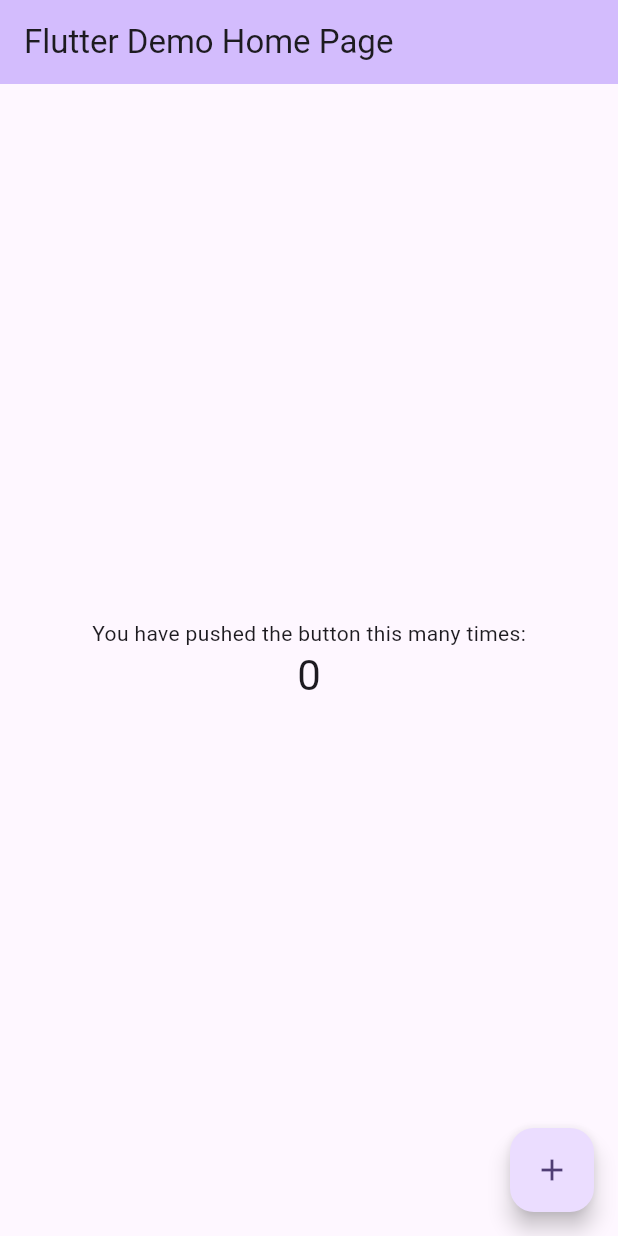
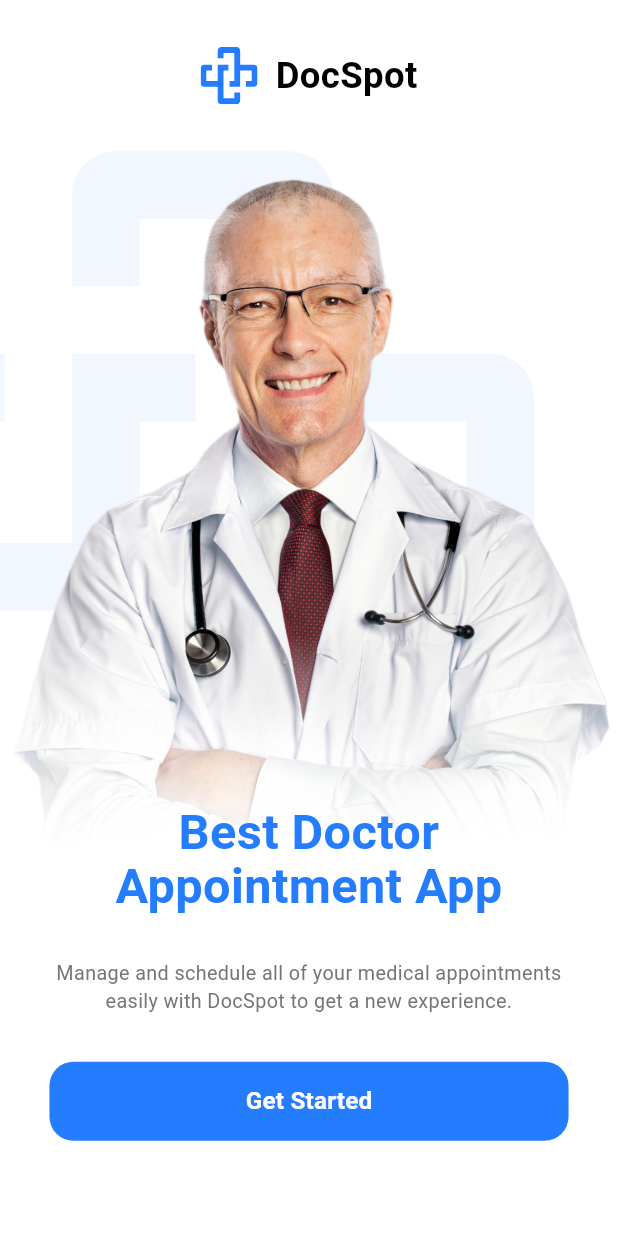
Before and after one commit to axah710/docspot, a Flutter app: the screen it shows after launch, on a phone screen of 412 x 824 dp. Run offline on Flutter 3.47's test engine with Material 3 defaults, Android fonts, the light colour scheme and no system bars; our stand-ins replace flutter_screenutil, flutter_svg.

Commit message:
onBoarding Screen UI done

```diff
--- /dev/null
+++ b/lib/core/helpers/extinsions.dart
@@ -0,0 +1,41 @@
+import 'package:flutter/material.dart';
+
+extension Navigation on BuildContext {
+  // Navigation Extension on BuildContext: This extension adds several
+  //convenience methods to the BuildContext class for easier navigation
+  //within a Flutter app.
+  Future<dynamic> pushNamed(String routeName, {Object? arguments}) {
+    return Navigator.of(this).pushNamed(routeName, arguments: arguments);
+  }
+
+// pushNamed(String routeName, {Object? arguments}): This method allows you to
+//navigate to a new route by its name, optionally passing arguments.
+  Future<dynamic> pushReplacementNamed(String routeName, {Object? arguments}) {
+    return Navigator.of(this)
+        .pushReplacementNamed(routeName, arguments: arguments);
+  }
+
+// pushReplacementNamed(String routeName, {Object? arguments}): This method
+//replaces the current route with a new route by its name, optionally
+// passing arguments.
+  Future<dynamic> pushNamedAndRemoveUntil(String routeName,
+      {Object? arguments, required RoutePredicate predicate}) {
+    return Navigator.of(this)
+        .pushNamedAndRemoveUntil(routeName, predicate, arguments: arguments);
+  }
+
+// pushNamedAndRemoveUntil(String routeName,
+// {Object? arguments, required RoutePredicate predicate}): This method pushes a
+// new route and removes all the previous routes until the predicate returns true.
+  void pop() => Navigator.of(this).pop();
+  // pop(): This method pops the current route off the navigator stack.
+  // These methods utilize the Navigator class to manage the app's navigation stack.
+}
+
+extension StringExtension on String? {
+  bool isNullOrEmpty() => this == null || this == "";
+}
+
+extension ListExtension<T> on List<T>? {
+  bool isNullOrEmpty() => this == null || this!.isEmpty;
+}
--- /dev/null
+++ b/lib/core/routing/app_router.dart
@@ -0,0 +1,40 @@
+import 'package:docspot/core/routing/routes.dart';
+import 'package:docspot/features/login/ui/login_screen.dart';
+import 'package:docspot/features/onboarding/ui/onboarding_screen.dart';
+import 'package:flutter/material.dart';
+
+class AppRouter {
+  Route generateRoute(RouteSettings settings) {
+    switch (settings.name) {
+      case Routes.onBoardingScreen:
+        return MaterialPageRoute(
+          builder: (context) => const OnBoardingScreen(),
+        );
+      case Routes.loginScreen:
+        return MaterialPageRoute(
+          builder: (context) => const LoginScreen(),
+        );
+      default:
+        return MaterialPageRoute(
+          builder: (context) => Scaffold(
+            body: Center(
+              child: Text(
+                "No route defined for ${settings.name}",
+              ),
+            ),
+          ),
+        );
+    }
+  }
+}
+// The code snippet is a class named AppRouter that contains a method
+// generateRoute which determines the route to be displayed based
+// on the provided settings.
+// The method generateRoute takes a settings object as input.
+// It checks the name property of the settings object using a switch statement.
+// If the name matches Routes.onBoardingScreen, it returns a
+// MaterialPageRoute with a screen.
+// If the name matches Routes.loginScreen, it returns a
+// MaterialPageRoute with a screen.
+// If no match is found, it returns a MaterialPageRoute with a Scaffold
+// displaying a message indicating the route name that was not defined.
--- /dev/null
+++ b/lib/core/routing/routes.dart
@@ -0,0 +1,8 @@
+class Routes {
+  static const String onBoardingScreen = "/onBoardingScreen";
+  static const String loginScreen = "/loginScreen";
+}
+// The provided Dart code snippet defines a class named Routes that contains
+// static constant string variables such as: onBoardingScreen and loginScreen.
+//These variables are used to store the route names for navigation within a
+// Flutter application.
--- /dev/null
+++ b/lib/core/theming/app_colors.dart
@@ -0,0 +1,14 @@
+import 'package:flutter/material.dart';
+
+class AppColorsManager {
+  static const Color primaryBlueColor = Color(0xFF247CFF);
+  static const Color lightBlue = Color(0xFFF4F8FF);
+  static const Color darkBlue = Color(0xFF242424);
+  static const Color gray = Color(0xFF757575);
+  static const Color lightGray = Color(0xFFC2C2C2);
+  static const Color lighterGray = Color(0xFFEDEDED);
+  static const Color moreLightGray = Color(0xFFFDFDFF);
+  static const Color moreLighterGray = Color(0xFFF5F5F5);
+}
+// Defines a class AppColorsManager with static constant Color variables
+//representing different color values.
--- /dev/null
+++ b/lib/core/theming/app_fonts.dart
@@ -0,0 +1,147 @@
+import 'package:docspot/core/theming/app_colors.dart';
+import 'package:docspot/core/theming/font_weight_helper.dart';
+import 'package:flutter/material.dart';
+import 'package:flutter_screenutil/flutter_screenutil.dart';
+
+class AppTextStyles {
+  static TextStyle font24BlackBold = TextStyle(
+    fontSize: 24.sp,
+    fontWeight: AppFontWeightHelper.bold,
+    color: Colors.black,
+  );
+
+  static TextStyle font32BlueBold = TextStyle(
+    fontSize: 32.sp,
+    fontWeight: AppFontWeightHelper.bold,
+    color: AppColorsManager.primaryBlueColor,
+  );
+
+  static TextStyle font13BlueSemiBold = TextStyle(
+    fontSize: 13.sp,
+    fontWeight: AppFontWeightHelper.semiBold,
+    color: AppColorsManager.primaryBlueColor,
+  );
+
+  static TextStyle font13DarkBlueMedium = TextStyle(
+    fontSize: 13.sp,
+    fontWeight: AppFontWeightHelper.medium,
+    color: AppColorsManager.darkBlue,
+  );
+
+  static TextStyle font13DarkBlueRegular = TextStyle(
+    fontSize: 13.sp,
+    fontWeight: AppFontWeightHelper.regular,
+    color: AppColorsManager.darkBlue,
+  );
+
+  static TextStyle font24BlueBold = TextStyle(
+    fontSize: 24.sp,
+    fontWeight: AppFontWeightHelper.bold,
+    color: AppColorsManager.primaryBlueColor,
+  );
+
+  static TextStyle font16WhiteSemiBold = TextStyle(
+    fontSize: 16.sp,
+    fontWeight: AppFontWeightHelper.semiBold,
+    color: Colors.white,
+  );
+
+  static TextStyle font13GrayRegular = TextStyle(
+    fontSize: 13.sp,
+    fontWeight: AppFontWeightHelper.regular,
+    color: AppColorsManager.gray,
+  );
+
+  static TextStyle font12GrayRegular = TextStyle(
+    fontSize: 12.sp,
+    fontWeight: AppFontWeightHelper.regular,
+    color: AppColorsManager.gray,
+  );
+
+  static TextStyle font12GrayMedium = TextStyle(
+    fontSize: 12.sp,
+    fontWeight: AppFontWeightHelper.medium,
+    color: AppColorsManager.gray,
+  );
+
+  static TextStyle font12DarkBlueRegular = TextStyle(
+    fontSize: 12.sp,
+    fontWeight: AppFontWeightHelper.regular,
+    color: AppColorsManager.darkBlue,
+  );
+
+  static TextStyle font12BlueRegular = TextStyle(
+    fontSize: 12.sp,
+    fontWeight: AppFontWeightHelper.regular,
+    color: AppColorsManager.primaryBlueColor,
+  );
+
+  static TextStyle font13BlueRegular = TextStyle(
+    fontSize: 13.sp,
+    fontWeight: AppFontWeightHelper.regular,
+    color: AppColorsManager.primaryBlueColor,
+  );
+
+  static TextStyle font14GrayRegular = TextStyle(
+    fontSize: 14.sp,
+    fontWeight: AppFontWeightHelper.regular,
+    color: AppColorsManager.gray,
+  );
+
+  static TextStyle font14LightGrayRegular = TextStyle(
+    fontSize: 14.sp,
+    fontWeight: AppFontWeightHelper.regular,
+    color: AppColorsManager.lightGray,
+  );
+
+  static TextStyle font14DarkBlueMedium = TextStyle(
+    fontSize: 14.sp,
+    fontWeight: AppFontWeightHelper.medium,
+    color: AppColorsManager.darkBlue,
+  );
+
+  static TextStyle font14DarkBlueBold = TextStyle(
+    fontSize: 14.sp,
+    fontWeight: AppFontWeightHelper.bold,
+    color: AppColorsManager.darkBlue,
+  );
+
+  static TextStyle font16WhiteMedium = TextStyle(
+    fontSize: 16.sp,
+    fontWeight: AppFontWeightHelper.medium,
+    color: Colors.white,
+  );
+
+  static TextStyle font14BlueSemiBold = TextStyle(
+    fontSize: 14.sp,
+    fontWeight: AppFontWeightHelper.semiBold,
+    color: AppColorsManager.primaryBlueColor,
+  );
+
+  static TextStyle font15DarkBlueMedium = TextStyle(
+    fontSize: 15.sp,
+    fontWeight: AppFontWeightHelper.medium,
+    color: AppColorsManager.darkBlue,
+  );
+
+  static TextStyle font18DarkBlueBold = TextStyle(
+    fontSize: 18.sp,
+    fontWeight: AppFontWeightHelper.bold,
+    color: AppColorsManager.darkBlue,
+  );
+
+  static TextStyle font18DarkBlueSemiBold = TextStyle(
+    fontSize: 18.sp,
+    fontWeight: AppFontWeightHelper.semiBold,
+    color: AppColorsManager.darkBlue,
+  );
+
+  static TextStyle font18WhiteMedium = TextStyle(
+    fontSize: 18.sp,
+    fontWeight: AppFontWeightHelper.medium,
+    color: Colors.white,
+  );
+}
+// The code snippet defines a class AppTextStyles containing multiple static
+// properties, each representing a TextStyle object with specific font size,
+// font weight, and color.
--- /dev/null
+++ b/lib/core/theming/font_weight_helper.dart
@@ -0,0 +1,14 @@
+import 'package:flutter/material.dart';
+
+class AppFontWeightHelper {
+  static const FontWeight thin = FontWeight.w100;
+  static const FontWeight extraLight = FontWeight.w200;
+  static const FontWeight light = FontWeight.w300;
+  static const FontWeight regular = FontWeight.w400;
+  static const FontWeight medium = FontWeight.w500;
+  static const FontWeight semiBold = FontWeight.w600;
+  static const FontWeight bold = FontWeight.w700;
+  static const FontWeight extraBold = FontWeight.w800;
+}
+// Defines a class AppFontWeightHelper with static constants representing
+// different font weights using FontWeight enum values.
--- /dev/null
+++ b/lib/docspot_app.dart
@@ -0,0 +1,41 @@
+import 'package:docspot/core/routing/app_router.dart';
+import 'package:docspot/core/routing/routes.dart';
+import 'package:docspot/core/theming/app_colors.dart';
+import 'package:docspot/features/onboarding/ui/onboarding_screen.dart';
+import 'package:flutter/material.dart';
+import 'package:flutter_screenutil/flutter_screenutil.dart';
+
+class DocSpotApp extends StatelessWidget {
+  final AppRouter appRouter;
+  // To make a connection between AppRouter and DocSpotApp...
+
+  const DocSpotApp({
+    super.key,
+    required this.appRouter,
+  });
+
+  @override
+  Widget build(BuildContext context) {
+    return ScreenUtilInit(
+      // Adapt the UI to different screen sizes and orientations.
+      designSize: const Size(375, 812),
+      // specifies the base design size for the app, which helps in scaling
+      //the UI elements appropriately.
+      minTextAdapt: true,
+      // ensures that text scales according to the screen size.
+      splitScreenMode: true,
+      //  allows the app to handle split-screen mode effectively.
+      child: MaterialApp(
+        debugShowCheckedModeBanner: false,
+        title: 'DocSpot',
+        theme: ThemeData(
+          primaryColor: AppColorsManager.primaryBlueColor,
+          scaffoldBackgroundColor: Colors.white,
+        ),
+        initialRoute: Routes.onBoardingScreen,
+        onGenerateRoute: appRouter.generateRoute,
+        home: const OnBoardingScreen(),
+      ),
+    );
+  }
+}
--- /dev/null
+++ b/lib/features/login/ui/login_screen.dart
@@ -0,0 +1,10 @@
+import 'package:flutter/material.dart';
+
+class LoginScreen extends StatelessWidget {
+  const LoginScreen({super.key});
+
+  @override
+  Widget build(BuildContext context) {
+    return Container();
+  }
+}
--- /dev/null
+++ b/lib/features/onboarding/ui/onboarding_screen.dart
@@ -0,0 +1,53 @@
+import 'package:docspot/core/theming/app_fonts.dart';
+import 'package:docspot/features/onboarding/ui/widgets/get_started_button.dart';
+import 'package:docspot/features/onboarding/ui/widgets/doc_image_and_text.dart';
+import 'package:docspot/features/onboarding/ui/widgets/doc_logo_and_name.dart';
+import 'package:flutter/material.dart';
+import 'package:flutter_screenutil/flutter_screenutil.dart';
+
+class OnBoardingScreen extends StatelessWidget {
+  const OnBoardingScreen({super.key});
+
+  @override
+  Widget build(BuildContext context) {
+    return Scaffold(
+      body: SafeArea(
+        child: SingleChildScrollView(
+          child: Padding(
+            padding: EdgeInsets.only(
+              top: 30.h,
+              bottom: 30.h,
+            ),
+            child: Column(
+              children: [
+                const DocLogoAndName(),
+                SizedBox(
+                  height: 30.h,
+                ),
+                const DocImageAndText(),
+                Padding(
+                  padding: EdgeInsets.symmetric(
+                    horizontal: 30.w,
+                  ),
+                  child: Column(
+                    children: [
+                      Text(
+                        "Manage and schedule all of your medical appointments easily with DocSpot to get a new experience.",
+                        style: AppTextStyles.font13GrayRegular,
+                        textAlign: TextAlign.center,
+                      ),
+                      SizedBox(
+                        height: 30.h,
+                      ),
+                      const GetStartedButton(),
+                    ],
+                  ),
+                ),
+              ],
+            ),
+          ),
+        ),
+      ),
+    );
+  }
+}
--- /dev/null
+++ b/lib/features/onboarding/ui/widgets/doc_image_and_text.dart
@@ -0,0 +1,55 @@
+import 'package:docspot/core/theming/app_fonts.dart';
+import 'package:flutter/material.dart';
+import 'package:flutter_screenutil/flutter_screenutil.dart';
+import 'package:flutter_svg/flutter_svg.dart';
+
+class DocImageAndText extends StatelessWidget {
+  const DocImageAndText({super.key});
+
+  @override
+  Widget build(BuildContext context) {
+    return Stack(
+      children: [
+        SvgPicture.asset(
+          "assets/svgs/docspot_logo_low_opacity.svg",
+        ),
+        Container(
+          foregroundDecoration: BoxDecoration(
+            gradient: LinearGradient(
+              begin: Alignment.bottomCenter,
+              end: Alignment.topCenter,
+              stops: const [
+                0.14,
+                0.4,
+              ],
+              // stops: const [0.14, 0.4]: These are the positions where the
+              // gradient colors are placed. 0.14 means 14% from the start, and
+              // 0.4 means 40% from the start.
+              colors: [
+                Colors.white,
+                Colors.white.withOpacity(0.0),
+                // The gradient transitions from opaque white to fully
+                // transparent white.
+              ],
+            ),
+          ),
+          child: Image.asset(
+            "assets/images/onboarding_doctor.png",
+          ),
+        ),
+        Positioned(
+          left: 0.0,
+          right: 0.0,
+          bottom: 30.0,
+          child: Text(
+            "Best Doctor\nAppointment App",
+            textAlign: TextAlign.center,
+            style: AppTextStyles.font32BlueBold.copyWith(
+              height: 1.1.h,
+            ),
+          ),
+        ),
+      ],
+    );
+  }
+}
--- /dev/null
+++ b/lib/features/onboarding/ui/widgets/doc_logo_and_name.dart
@@ -0,0 +1,27 @@
+import 'package:docspot/core/theming/app_fonts.dart';
+import 'package:flutter/material.dart';
+import 'package:flutter_screenutil/flutter_screenutil.dart';
+import 'package:flutter_svg/flutter_svg.dart';
+
+class DocLogoAndName extends StatelessWidget {
+  const DocLogoAndName({super.key});
+
+  @override
+  Widget build(BuildContext context) {
+    return Row(
+      mainAxisAlignment: MainAxisAlignment.center,
+      children: [
+        SvgPicture.asset(
+          "assets/svgs/docspot_logo.svg",
+        ),
+        SizedBox(
+          width: 10.w,
+        ),
+        Text(
+          "DocSpot",
+          style: AppTextStyles.font24BlackBold,
+        ),
+      ],
+    );
+  }
+}
--- /dev/null
+++ b/lib/features/onboarding/ui/widgets/get_started_button.dart
@@ -0,0 +1,52 @@
+import 'package:docspot/core/helpers/extinsions.dart';
+import 'package:docspot/core/routing/routes.dart';
+import 'package:docspot/core/theming/app_colors.dart';
+import 'package:docspot/core/theming/app_fonts.dart';
+import 'package:flutter/material.dart';
+import 'package:flutter_screenutil/flutter_screenutil.dart';
+
+class GetStartedButton extends StatelessWidget {
+  const GetStartedButton({super.key});
+
+  @override
+  Widget build(BuildContext context) {
+    return TextButton(
+      style: ButtonStyle(
+        shape: WidgetStateProperty.all(
+          RoundedRectangleBorder(
+            borderRadius: BorderRadius.circular(
+              16.0,
+            ),
+          ),
+        ),
+        backgroundColor: WidgetStateProperty.all<Color>(
+          AppColorsManager.primaryBlueColor,
+        ),
+        tapTargetSize: MaterialTapTargetSize.shrinkWrap,
+        // This property is used to define the size of the tap target for the
+        //button. MaterialTapTargetSize.shrinkWrap makes the tap target size as
+        //small as possible while still being accessible.
+        minimumSize: WidgetStateProperty.all<Size>(
+          Size(
+            double.infinity,
+            52.h,
+          ),
+          // This property sets the minimum size of the button.
+          // Size(double.infinity, 52.h) specifies that the button should take
+          // up the full available width (double.infinity) and have a height of
+          //52.h. The 52.h likely uses the flutter_screenutil package to adapt
+          //the height based on the screen size, ensuring responsive design.
+        ),
+      ),
+      onPressed: () {
+        context.pushNamed(
+          Routes.loginScreen,
+        );
+      },
+      child: Text(
+        "Get Started",
+        style: AppTextStyles.font16WhiteSemiBold,
+      ),
+    );
+  }
+}
--- a/lib/main.dart
+++ b/lib/main.dart
@@ -1,125 +1,11 @@
+import 'package:docspot/core/routing/app_router.dart';
+import 'package:docspot/docspot_app.dart';
 import 'package:flutter/material.dart';
 
 void main() {
-  runApp(const MyApp());
+  runApp(
+    DocSpotApp(
+      appRouter: AppRouter(),
+    ),
+  );
 }
-
-class MyApp extends StatelessWidget {
-  const MyApp({super.key});
-
-  // This widget is the root of your application.
-  @override
-  Widget build(BuildContext context) {
-    return MaterialApp(
-      title: 'DocSpot',
-      theme: ThemeData(
-        // This is the theme of your application.
-        //
-        // TRY THIS: Try running your application with "flutter run". You'll see
-        // the application has a purple toolbar. Then, without quitting the app,
-        // try changing the seedColor in the colorScheme below to Colors.green
-        // and then invoke "hot reload" (save your changes or press the "hot
-        // reload" button in a Flutter-supported IDE, or press "r" if you used
-        // the command line to start the app).
-        //
-        // Notice that the counter didn't reset back to zero; the application
-        // state is not lost during the reload. To reset the state, use hot
-        // restart instead.
-        //
-        // This works for code too, not just values: Most code changes can be
-        // tested with just a hot reload.
-        colorScheme: ColorScheme.fromSeed(seedColor: Colors.deepPurple),
-        useMaterial3: true,
-      ),
-      home: const MyHomePage(title: 'Flutter Demo Home Page'),
-    );
-  }
-}
-
-class MyHomePage extends StatefulWidget {
-  const MyHomePage({super.key, required this.title});
-
-  // This widget is the home page of your application. It is stateful, meaning
-  // that it has a State object (defined below) that contains fields that affect
-  // how it looks.
-
-  // This class is the configuration for the state. It holds the values (in this
-  // case the title) provided by the parent (in this case the App widget) and
-  // used by the build method of the State. Fields in a Widget subclass are
-  // always marked "final".
-
-  final String title;
-
-  @override
-  State<MyHomePage> createState() => _MyHomePageState();
-}
-
-class _MyHomePageState extends State<MyHomePage> {
-  int _counter = 0;
-
-  void _incrementCounter() {
-    setState(() {
-      // This call to setState tells the Flutter framework that something has
-      // changed in this State, which causes it to rerun the build method below
-      // so that the display can reflect the updated values. If we changed
-      // _counter without calling setState(), then the build method would not be
-      // called again, and so nothing would appear to happen.
-      _counter++;
-    });
-  }
-
-  @override
-  Widget build(BuildContext context) {
-    // This method is rerun every time setState is called, for instance as done
-    // by the _incrementCounter method above.
-    //
-    // The Flutter framework has been optimized to make rerunning build methods
-    // fast, so that you can just rebuild anything that needs updating rather
-    // than having to individually change instances of widgets.
-    return Scaffold(
-      appBar: AppBar(
-        // TRY THIS: Try changing the color here to a specific color (to
-        // Colors.amber, perhaps?) and trigger a hot reload to see the AppBar
-        // change color while the other colors stay the same.
-        backgroundColor: Theme.of(context).colorScheme.inversePrimary,
-        // Here we take the value from the MyHomePage object that was created by
-        // the App.build method, and use it to set our appbar title.
-        title: Text(widget.title),
-      ),
-      body: Center(
-        // Center is a layout widget. It takes a single child and positions it
-        // in the middle of the parent.
-        child: Column(
-          // Column is also a layout widget. It takes a list of children and
-          // arranges them vertically. By default, it sizes itself to fit its
-          // children horizontally, and tries to be as tall as its parent.
-          //
-          // Column has various properties to control how it sizes itself and
-          // how it positions its children. Here we use mainAxisAlignment to
-          // center the children vertically; the main axis here is the vertical
-          // axis because Columns are vertical (the cross axis would be
-          // horizontal).
-          //
-          // TRY THIS: Invoke "debug painting" (choose the "Toggle Debug Paint"
-          // action in the IDE, or press "p" in the console), to see the
-          // wireframe for each widget.
-          mainAxisAlignment: MainAxisAlignment.center,
-          children: <Widget>[
-            const Text(
-              'You have pushed the button this many times:',
-            ),
-            Text(
-              '$_counter',
-              style: Theme.of(context).textTheme.headlineMedium,
-            ),
-          ],
-        ),
-      ),
-      floatingActionButton: FloatingActionButton(
-        onPressed: _incrementCounter,
-        tooltip: 'Increment',
-        child: const Icon(Icons.add),
-      ), // This trailing comma makes auto-formatting nicer for build methods.
-    );
-  }
-}
```
Also changed, not shown: pubspec.yaml (+5 -16 lines), assets/images/onboarding_doctor.png (added), assets/svgs/docspot_logo.svg (added), assets/svgs/docspot_logo_low_opacity.svg (added), pubspec.lock, 1 other file.
